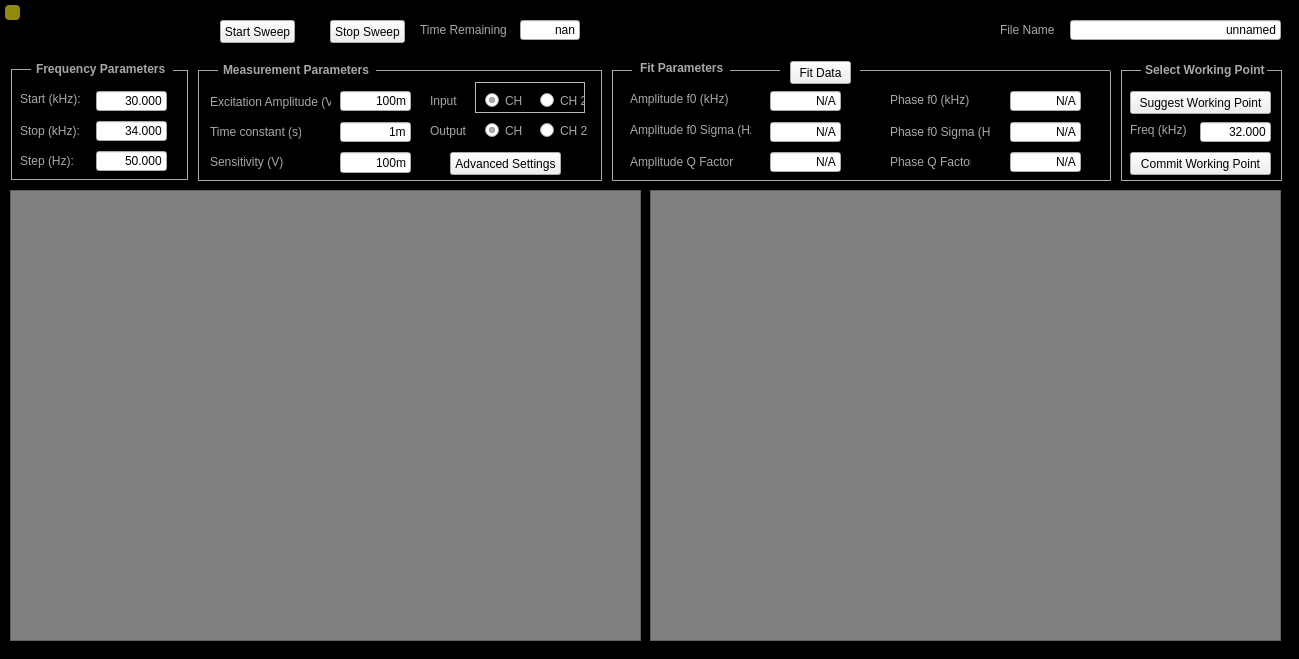
Above: Scanner GUI/TFCharacterizer/TFCharacterizer.ui from afylab/nanoSQUID-Scanning-Software before the change. Below: the same form after it.
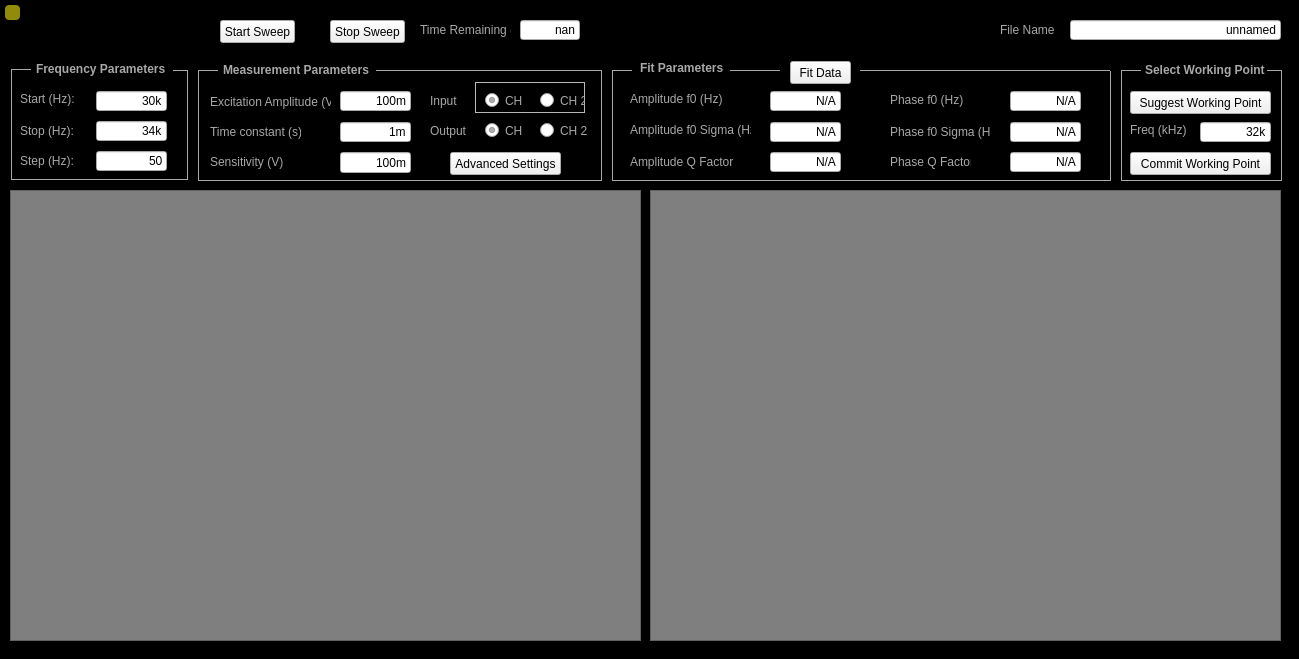
That is the form after the change.

Patch:
```diff
--- a/Scanner GUI/TFCharacterizer/TFCharacterizer.ui
+++ b/Scanner GUI/TFCharacterizer/TFCharacterizer.ui
@@ -113,7 +113,7 @@
      <string notr="true"/>
     </property>
     <property name="text">
-     <string>30.000</string>
+     <string>30k</string>
     </property>
     <property name="alignment">
      <set>Qt::AlignRight|Qt::AlignTrailing|Qt::AlignVCenter</set>
@@ -129,7 +129,7 @@
      </rect>
     </property>
     <property name="text">
-     <string>34.000</string>
+     <string>34k</string>
     </property>
     <property name="alignment">
      <set>Qt::AlignRight|Qt::AlignTrailing|Qt::AlignVCenter</set>
@@ -167,7 +167,7 @@
      <string notr="true"/>
     </property>
     <property name="text">
-     <string>50.000</string>
+     <string>50</string>
     </property>
     <property name="alignment">
      <set>Qt::AlignRight|Qt::AlignTrailing|Qt::AlignVCenter</set>
@@ -188,7 +188,7 @@
 }</string>
     </property>
     <property name="text">
-     <string>Start (kHz):</string>
+     <string>Start (Hz):</string>
     </property>
    </widget>
    <widget class="QLabel" name="label_MaxFreq">
@@ -206,7 +206,7 @@
 }</string>
     </property>
     <property name="text">
-     <string>Stop (kHz):</string>
+     <string>Stop (Hz):</string>
     </property>
    </widget>
    <widget class="QLabel" name="label_freqParams">
@@ -830,7 +830,7 @@
 }</string>
     </property>
     <property name="text">
-     <string>Phase f0 (kHz)</string>
+     <string>Phase f0 (Hz)</string>
     </property>
    </widget>
    <widget class="QLabel" name="label_fitParams">
@@ -936,7 +936,7 @@
 }</string>
     </property>
     <property name="text">
-     <string>Amplitude f0 (kHz)</string>
+     <string>Amplitude f0 (Hz)</string>
     </property>
    </widget>
    <widget class="Line" name="line_18">
@@ -1300,7 +1300,7 @@
      <string notr="true"/>
     </property>
     <property name="text">
-     <string>32.000</string>
+     <string>32k</string>
     </property>
     <property name="alignment">
      <set>Qt::AlignRight|Qt::AlignTrailing|Qt::AlignVCenter</set>
```
